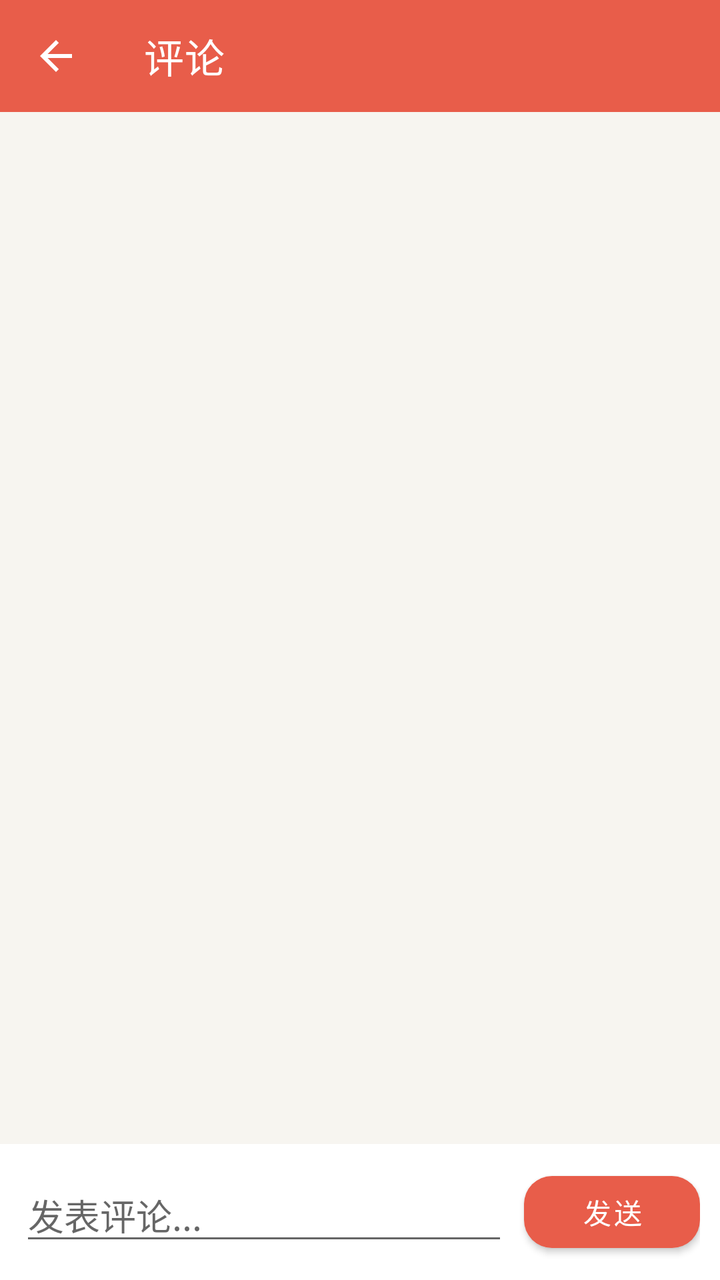
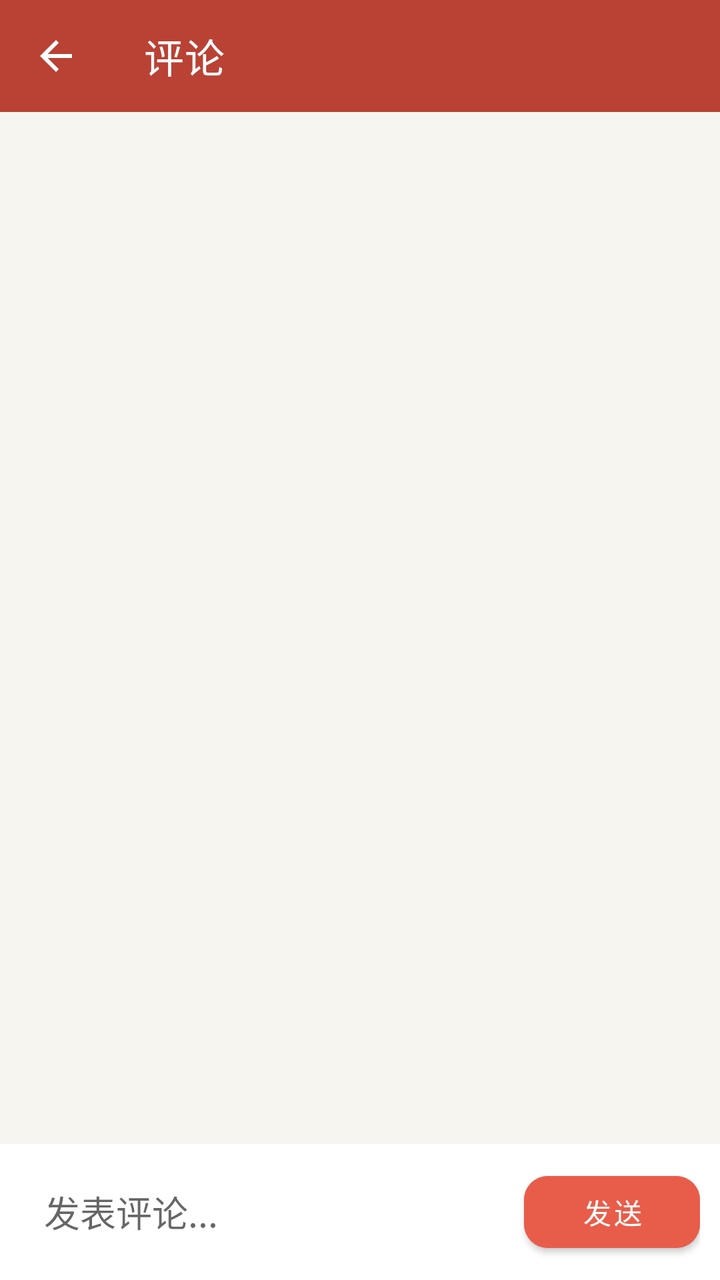

Before-and-after screenshots of an Android layout around one commit, followed by the original layout XML and the change that was made.
<!-- AndroidManifest.xml: activity theme Theme.WeightLossBetting -->
<!-- res/layout/activity_comments.xml -->
<?xml version="1.0" encoding="utf-8"?>
<LinearLayout xmlns:android="http://schemas.android.com/apk/res/android"
    xmlns:app="http://schemas.android.com/apk/res-auto"
    android:layout_width="match_parent"
    android:layout_height="match_parent"
    android:orientation="vertical"
    android:background="@color/xui_config_color_background">
    <com.google.android.material.appbar.MaterialToolbar
        android:id="@+id/toolbar"
        android:layout_width="match_parent"
        android:layout_height="?attr/actionBarSize"
        android:background="?attr/colorPrimary"
        app:title="评论"
        app:titleTextColor="@android:color/white"
        app:navigationIcon="@drawable/ic_arrow_back"
        app:navigationIconTint="@android:color/white" />
    <FrameLayout
        android:layout_width="match_parent"
        android:layout_height="0dp"
        android:layout_weight="1"
        android:padding="16dp">
        <androidx.recyclerview.widget.RecyclerView
            android:id="@+id/recyclerView"
            android:layout_width="match_parent"
            android:layout_height="match_parent"
            android:clipToPadding="false" />
        <TextView
            android:id="@+id/emptyState"
            android:layout_width="match_parent"
            android:layout_height="match_parent"
            android:gravity="center"
            android:text="暂无评论，来留下第一条吧"
            android:textColor="@color/xui_config_color_text_sub"
            android:visibility="gone" />
        <LinearLayout
            android:id="@+id/errorState"
            android:layout_width="match_parent"
            android:layout_height="match_parent"
            android:gravity="center"
            android:orientation="vertical"
            android:visibility="gone">
            <TextView
                android:id="@+id/tvError"
                android:layout_width="match_parent"
                android:layout_height="wrap_content"
                android:gravity="center"
                android:textColor="@color/xui_config_color_error" />
            <com.google.android.material.button.MaterialButton
                android:id="@+id/btnRetry"
                android:layout_width="wrap_content"
                android:layout_height="wrap_content"
                android:layout_marginTop="12dp"
                android:text="重新加载"
                app:cornerRadius="16dp" />
        </LinearLayout>
        <ProgressBar
            android:id="@+id/progressBar"
            android:layout_width="wrap_content"
            android:layout_height="wrap_content"
            android:layout_gravity="center"
            android:visibility="gone" />
    </FrameLayout>
    <LinearLayout
        android:layout_width="match_parent"
        android:layout_height="wrap_content"
        android:gravity="center_vertical"
        android:padding="10dp"
        android:background="@color/xui_config_color_secondary_background">
        <EditText
            android:id="@+id/etComment"
            android:layout_width="0dp"
            android:layout_height="wrap_content"
            android:layout_weight="1"
            android:hint="发表评论..."
            android:maxLength="500"
            android:inputType="textCapSentences|textMultiLine" />
        <com.google.android.material.button.MaterialButton
            android:id="@+id/btnSend"
            android:layout_width="wrap_content"
            android:layout_height="wrap_content"
            android:layout_marginStart="8dp"
            android:text="发送"
            app:cornerRadius="14dp" />
    </LinearLayout>
</LinearLayout>
<!-- resources referenced by this layout -->
<resources>
  <color name="xui_config_color_background">#FFF7F5F0</color>
  <color name="xui_config_color_error">#F44336</color>
  <color name="xui_config_color_secondary_background">#FFFFFFFF</color>
  <color name="xui_config_color_text_sub">#999999</color>
  <!-- drawable ic_arrow_back (drawable) -->
  <vector xmlns:android="http://schemas.android.com/apk/res/android"
      android:width="24dp"
      android:height="24dp"
      android:viewportWidth="24"
      android:viewportHeight="24">
      <path
          android:fillColor="#000000"
          android:pathData="M20,11H7.83l5.59,-5.59L12,4l-8,8 8,8 1.41,-1.41L7.83,13H20v-2z"/>
  </vector>
  <style name="Theme.WeightLossBetting" parent="Theme.MaterialComponents.Light.NoActionBar">
          <item name="colorPrimary">@color/brand_primary</item>
          <item name="colorPrimaryDark">@color/brand_primary_dark</item>
          <item name="colorAccent">@color/brand_accent</item>
          <item name="android:statusBarColor">@color/brand_primary_dark</item>
          <item name="android:navigationBarColor">@color/brand_background</item>
          <item name="android:windowLightStatusBar">false</item>
          <item name="android:windowLightNavigationBar">true</item>
          
          
          <item name="XUIThemeStyle">@style/XUITheme.Phone</item>
      </style>
  <color name="brand_primary">#FFE85D4A</color>
  <color name="brand_primary_dark">#FFB94235</color>
  <color name="brand_accent">#FF2E9D87</color>
  <color name="brand_background">#FFF7F5F0</color>
</resources>

<!-- the commit's change to res/layout/activity_comments.xml (unified diff, before → after) -->
@@ -4,12 +4,12 @@
     android:layout_width="match_parent"
     android:layout_height="match_parent"
     android:orientation="vertical"
-    android:background="@color/xui_config_color_background">
+    android:background="@color/brand_background">
     <com.google.android.material.appbar.MaterialToolbar
         android:id="@+id/toolbar"
         android:layout_width="match_parent"
         android:layout_height="?attr/actionBarSize"
-        android:background="?attr/colorPrimary"
+        android:background="@color/brand_primary_dark"
         app:title="评论"
         app:titleTextColor="@android:color/white"
         app:navigationIcon="@drawable/ic_arrow_back"
@@ -30,7 +30,7 @@
             android:layout_height="match_parent"
             android:gravity="center"
             android:text="暂无评论，来留下第一条吧"
-            android:textColor="@color/xui_config_color_text_sub"
+            android:textColor="@color/brand_text_secondary"
             android:visibility="gone" />
         <LinearLayout
             android:id="@+id/errorState"
@@ -65,7 +65,7 @@
         android:layout_height="wrap_content"
         android:gravity="center_vertical"
         android:padding="10dp"
-        android:background="@color/xui_config_color_secondary_background">
+        android:background="@color/brand_surface">
         <EditText
             android:id="@+id/etComment"
             android:layout_width="0dp"
@@ -73,13 +73,19 @@
             android:layout_weight="1"
             android:hint="发表评论..."
             android:maxLength="500"
-            android:inputType="textCapSentences|textMultiLine" />
+            android:inputType="textCapSentences|textMultiLine"
+            android:background="@color/brand_surface"
+            android:paddingStart="12dp"
+            android:paddingEnd="12dp" />
         <com.google.android.material.button.MaterialButton
             android:id="@+id/btnSend"
             android:layout_width="wrap_content"
             android:layout_height="wrap_content"
             android:layout_marginStart="8dp"
             android:text="发送"
-            app:cornerRadius="14dp" />
+            android:textAllCaps="false"
+            android:textColor="@color/white"
+            android:backgroundTint="@color/brand_primary"
+            app:cornerRadius="12dp" />
     </LinearLayout>
 </LinearLayout>
<!-- resource entries referenced after the edit -->
@@ -1,9 +1,6 @@
 <!-- resources referenced by this layout -->
 <resources>
-  <color name="xui_config_color_background">#FFF7F5F0</color>
   <color name="xui_config_color_error">#F44336</color>
-  <color name="xui_config_color_secondary_background">#FFFFFFFF</color>
-  <color name="xui_config_color_text_sub">#999999</color>
   <!-- drawable ic_arrow_back (drawable) -->
   <vector xmlns:android="http://schemas.android.com/apk/res/android"
       android:width="24dp"
@@ -28,6 +25,9 @@
       </style>
   <color name="brand_primary">#FFE85D4A</color>
   <color name="brand_primary_dark">#FFB94235</color>
+  <color name="brand_surface">#FFFFFFFF</color>
+  <color name="brand_text_secondary">#FF52616B</color>
+  <color name="white">#FFFFFFFF</color>
   <color name="brand_accent">#FF2E9D87</color>
   <color name="brand_background">#FFF7F5F0</color>
 </resources>
